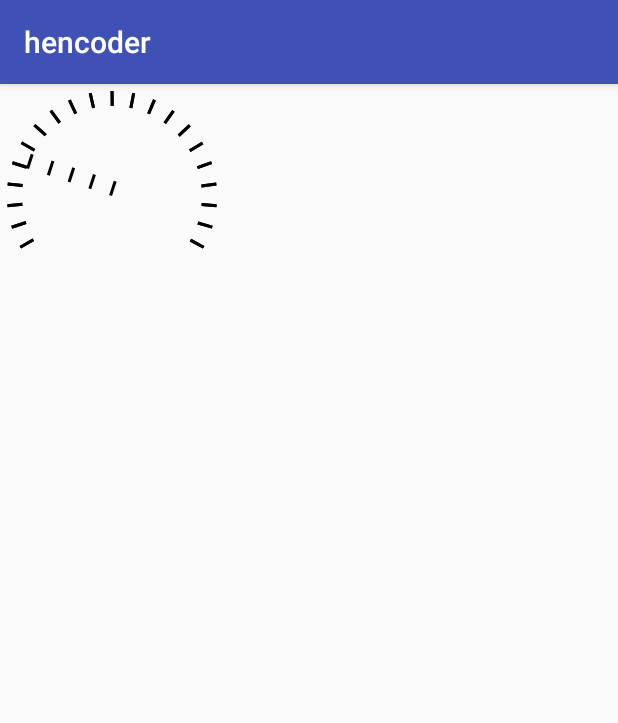
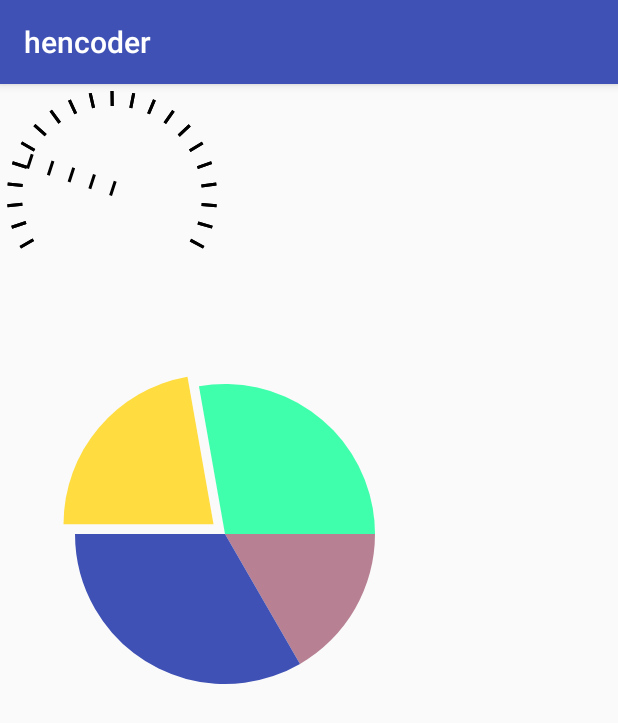
Before and after one commit to maoyujiao/hencoder, an Android app: the screen it shows after launch (MainActivity), on a phone screen of 412 x 824 dp. Shown: the top 723 px of the screen. Run offline under Robolectric (Android 15) with nearby library versions, the phone set to English and light mode, and no system bars.

Commit message:
第二个自定义view：饼状图

```diff
--- /dev/null
+++ b/app/src/main/java/com/aiyuba/hencoder/_6measure/PieChart.java
@@ -0,0 +1,55 @@
+package com.aiyuba.hencoder._6measure;
+
+import android.content.Context;
+import android.graphics.Canvas;
+import android.graphics.Color;
+import android.graphics.Paint;
+import android.graphics.RectF;
+import android.support.annotation.Nullable;
+import android.util.AttributeSet;
+import android.view.View;
+
+import com.aiyuba.hencoder.util.Util;
+
+/**
+ * Created by maoyujiao on 2019/9/27.
+ */
+
+public class PieChart extends View {
+    private static final int[] ANGLES = new int[]{60,120,80,100};
+    private static final String[] COLORS = new String[]{"#FFB78193","#FF3F51B5","#FFFFDC40","#FF40FFAC"};
+    private static final int RADIUS = Util.dp2px(100);
+    private Paint paint = new Paint(Paint.ANTI_ALIAS_FLAG);
+
+    RectF rectF = new RectF();
+
+
+    public PieChart(Context context, @Nullable AttributeSet attrs) {
+        super(context, attrs);
+    }
+
+    @Override
+    protected void onSizeChanged(int w, int h, int oldw, int oldh) {
+        super.onSizeChanged(w, h, oldw, oldh);
+        rectF.set(getWidth()/2 - RADIUS,getHeight()/2 - RADIUS,getWidth()/2 + RADIUS,getHeight()/2 + RADIUS);
+
+    }
+
+    @Override
+    protected void onDraw(Canvas canvas) {
+        super.onDraw(canvas);
+        int curAngle = 0;
+        for(int i = 0;i<ANGLES.length;i++) {
+            paint.setColor(Color.parseColor(COLORS[i]));
+            canvas.save();
+            if(i == 2){
+                canvas.translate((float) (Util.dp2px(10) * Math.cos(Math.toRadians(curAngle + ANGLES[i] / 2))),
+                        (float) (Util.dp2px(10) * Math.sin(Math.toRadians(curAngle + ANGLES[i] / 2))));
+            }
+            canvas.drawArc(rectF, curAngle,ANGLES[i],true,paint);
+            curAngle += ANGLES[i];
+            canvas.restore(); //画布平移后需要恢复
+        }
+
+    }
+}
--- a/app/src/main/res/layout/activity_main.xml
+++ b/app/src/main/res/layout/activity_main.xml
@@ -16,4 +16,8 @@
         app:layout_constraintRight_toRightOf="parent"
         app:layout_constraintTop_toTopOf="parent" />
 
+    <com.aiyuba.hencoder._6measure.PieChart
+        android:layout_width="300dp"
+        android:layout_height="300dp" />
+
 </LinearLayout>
```
